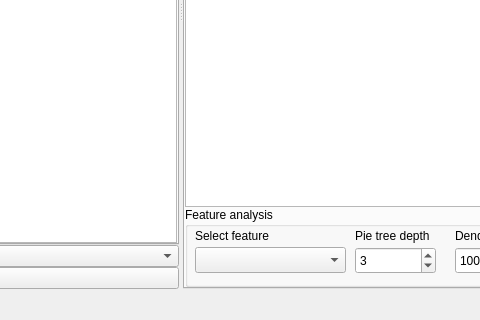
First picture: the form in ui/lipidspacegui.ui, repository lifs-tools/lipidspace, before the edit; both pictures show x 330 to 810 and y 295 to 615 of the 1057 by 615 pixel window.
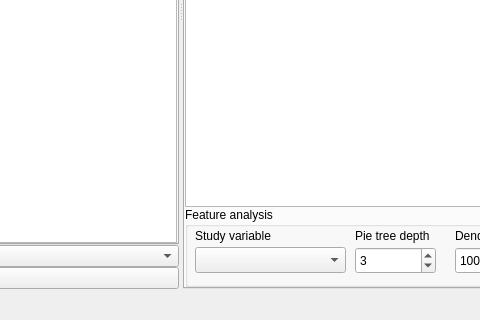
Second picture: the form after the edit. The open tabs and pages were chosen to show the change. Custom widgets are drawn as their Qt base class.

Commit message: changed labels in GUI from 'feature' to more appropriate term 'study variable'

Diff of the .ui file:
```diff
--- a/ui/lipidspacegui.ui
+++ b/ui/lipidspacegui.ui
@@ -309,7 +309,7 @@
              </rect>
             </property>
             <property name="text">
-             <string>Select feature</string>
+             <string>Study variable</string>
             </property>
            </widget>
            <widget class="QLabel" name="labelPieTreeDepth">
```
The commit also changes 1 other file.
